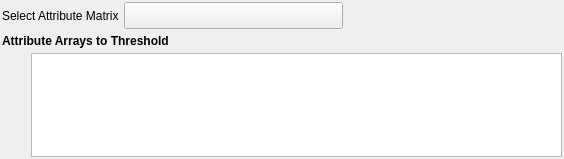
Before: the Qt Designer form Source/SVWidgetsLib/FilterParameterWidgets/UI_Files/ComparisonSelectionWidget.ui in BlueQuartzSoftware/SIMPL, drawn with Qt 5.
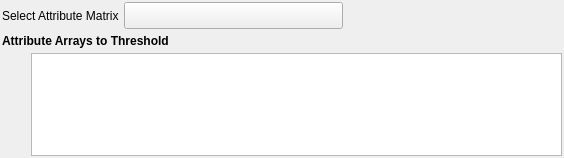
After: the same form once the commit is applied. Icons and pictures are not drawn.

What changed in the file:
```diff
--- a/Source/SVWidgetsLib/FilterParameterWidgets/UI_Files/ComparisonSelectionWidget.ui
+++ b/Source/SVWidgetsLib/FilterParameterWidgets/UI_Files/ComparisonSelectionWidget.ui
@@ -7,7 +7,7 @@
     <x>0</x>
     <y>0</y>
     <width>564</width>
-    <height>159</height>
+    <height>158</height>
    </rect>
   </property>
   <layout class="QGridLayout" name="widgetLayout">
@@ -95,7 +95,7 @@
       <bool>false</bool>
      </attribute>
      <attribute name="verticalHeaderVisible">
-      <bool>true</bool>
+      <bool>false</bool>
      </attribute>
     </widget>
    </item>
```
Left out of the diff: 12 changed lines with no effect on the pictures.
